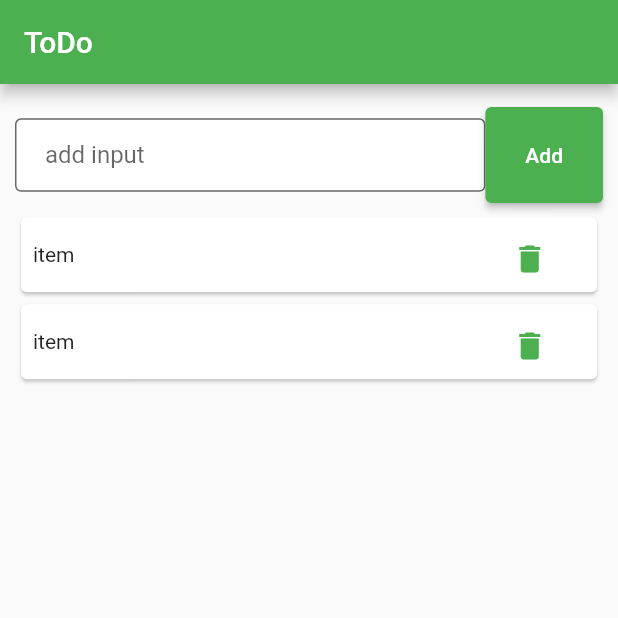
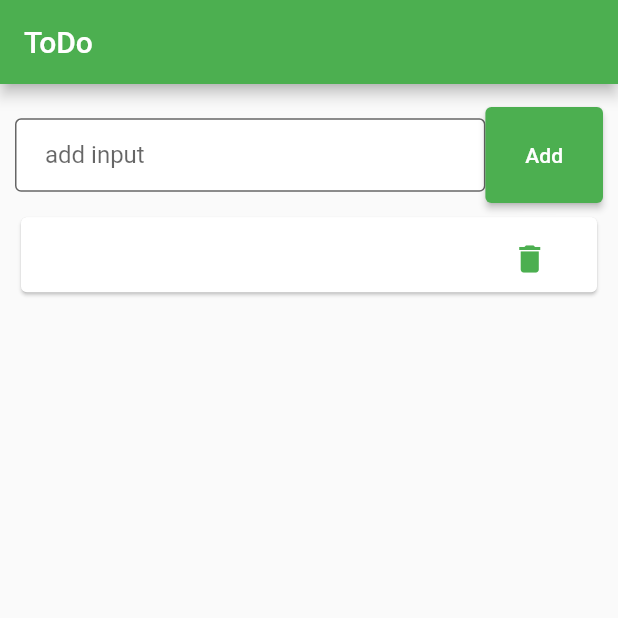
Before and after one commit to mdmurad71/Todo_app, a Flutter app: the screen it shows after launch, after a tap on "Add", on a phone screen of 412 x 824 dp, the top half of it. Run offline on Flutter 3.47's test engine with Material 2 defaults, Android fonts, the phone set to English and light mode, and no system bars.

Commit message:
add addItem fucntion

```diff
--- a/lib/TodoPage.dart
+++ b/lib/TodoPage.dart
@@ -14,9 +14,20 @@ class Todopage extends StatefulWidget {
 
 class TodopageView extends State<Todopage> {
 
-  List TodoList= [
-    {'1': '1'}, {'1': '1'}
-  ];
+  List TodoList= [];
+  String Item= "";
+
+  InputChange(value){
+    setState(() {
+      Item = value ;
+    });
+  }
+
+  addList(){
+    setState(() {
+      TodoList.add({'item': Item});
+    });
+  }
 
   @override
   Widget build(BuildContext context) {
@@ -30,14 +41,15 @@ class TodopageView extends State<Todopage> {
               flex: 10,
                child: Row(
                  children: [
-                   Expanded( flex: 80,  child: TextFormField(decoration: AppInputStyle('add input'),)),
+                   Expanded( flex: 80,  child: TextFormField(onChanged: (value){InputChange(value);} , decoration: AppInputStyle('add input'),)),
 
                    Expanded(
                        flex: 20,
                        child: ElevatedButton(
+
                          style: AppButtonStyle(),
                          child: Text("Add"),
-                         onPressed: (){},
+                         onPressed: (){addList();},
                        ))
                  ],
                )),
@@ -51,7 +63,7 @@ class TodopageView extends State<Todopage> {
                      child: sizedBox50(
                        Row(
                          children: [
-                           Expanded( flex: 80,   child: Text("item")),
+                           Expanded( flex: 80,   child: Text(TodoList[index]['item'].toString())),
                            Expanded(flex: 20, child: TextButton(onPressed: (){}, child: Icon(Icons.delete),))
                          ],
                        )
```
